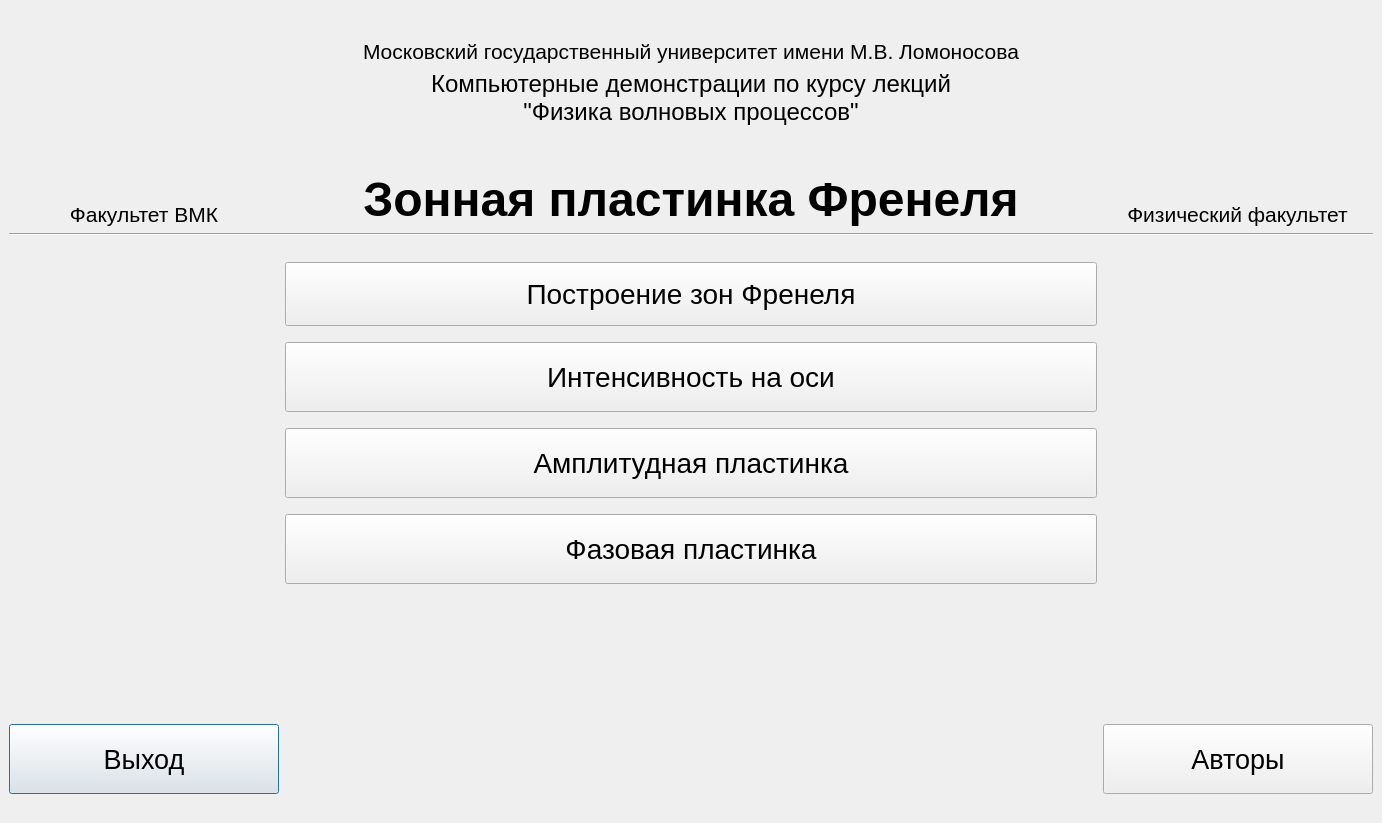
Lnd-stoL/fresnel-zones-qt, file QtFresnelZones/titlewindow.ui: the form before one commit.
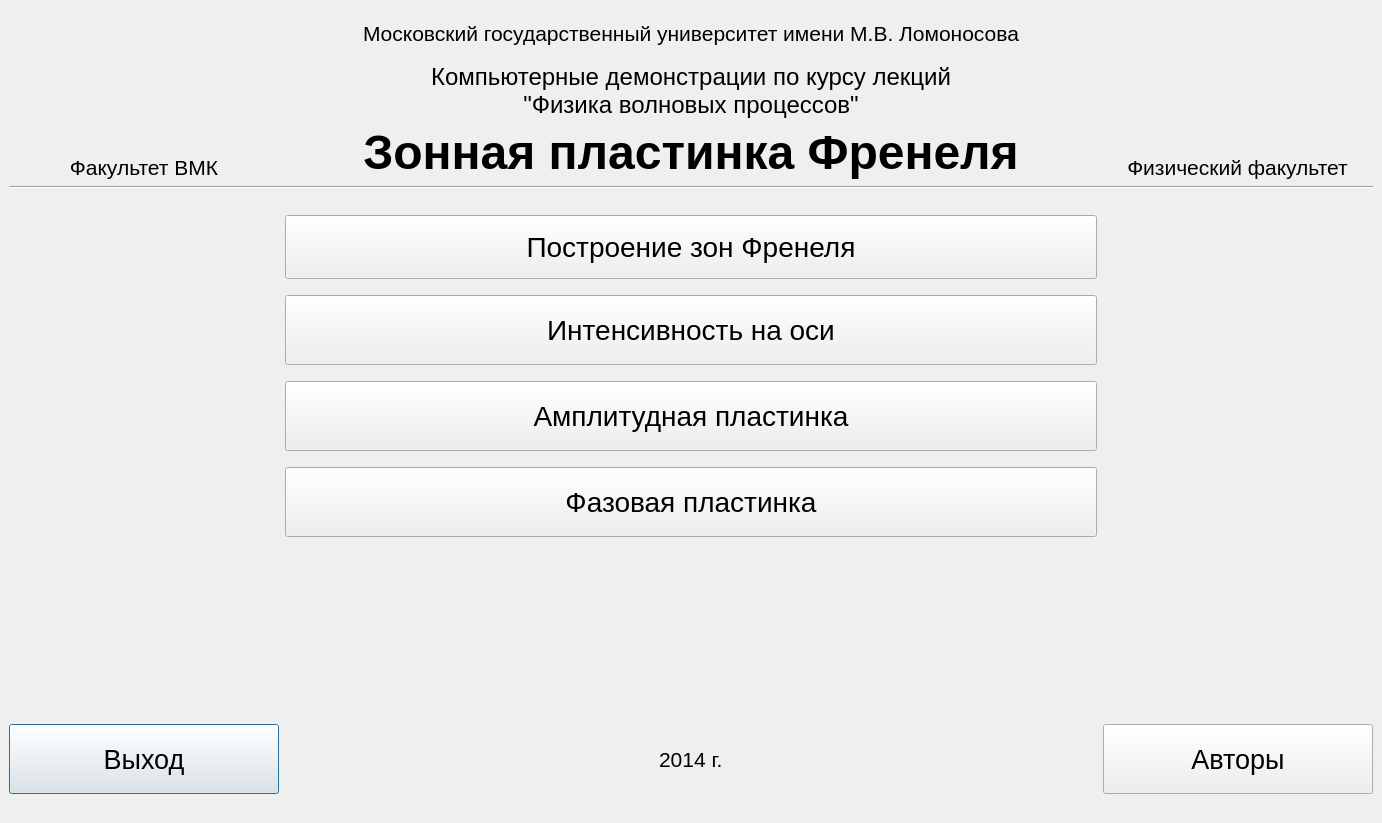
The form after the commit. Icons and pictures are not drawn. Custom widgets are drawn as their Qt base class.

```diff
--- a/QtFresnelZones/titlewindow.ui
+++ b/QtFresnelZones/titlewindow.ui
@@ -159,7 +159,21 @@
           <height>70</height>
          </size>
         </property>
-        <layout class="QHBoxLayout" name="horizontalLayout"/>
+        <layout class="QHBoxLayout" name="horizontalLayout">
+         <item alignment="Qt::AlignHCenter">
+          <widget class="FontScalableLabel" name="label_3">
+           <property name="font">
+            <font>
+             <family>Arial</family>
+             <pointsize>16</pointsize>
+            </font>
+           </property>
+           <property name="text">
+            <string>2014 г.</string>
+           </property>
+          </widget>
+         </item>
+        </layout>
        </widget>
       </item>
       <item row="4" column="1">
@@ -288,22 +302,6 @@
         <property name="rightMargin">
          <number>6</number>
         </property>
-        <item>
-         <spacer name="verticalSpacer_4">
-          <property name="orientation">
-           <enum>Qt::Vertical</enum>
-          </property>
-          <property name="sizeType">
-           <enum>QSizePolicy::Fixed</enum>
-          </property>
-          <property name="sizeHint" stdset="0">
-           <size>
-            <width>20</width>
-            <height>30</height>
-           </size>
-          </property>
-         </spacer>
-        </item>
         <item>
          <widget class="FontScalableLabel" name="label_4">
           <property name="font">
@@ -339,22 +337,6 @@
           </property>
          </widget>
         </item>
-        <item>
-         <spacer name="verticalSpacer_2">
-          <property name="orientation">
-           <enum>Qt::Vertical</enum>
-          </property>
-          <property name="sizeType">
-           <enum>QSizePolicy::Fixed</enum>
-          </property>
-          <property name="sizeHint" stdset="0">
-           <size>
-            <width>20</width>
-            <height>40</height>
-           </size>
-          </property>
-         </spacer>
-        </item>
         <item>
          <widget class="FontScalableLabel" name="label_6">
           <property name="font">
```
